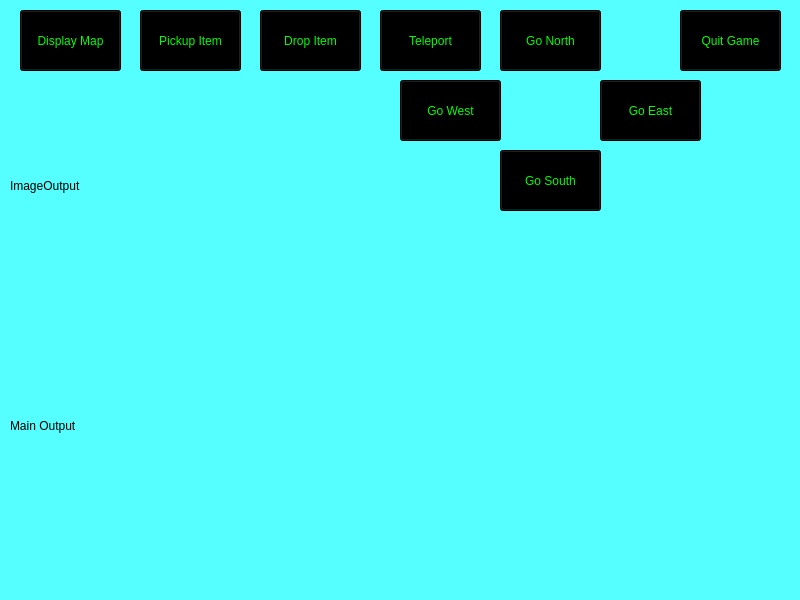
First picture: the form in mainwindow.ui, repository Clevercael1/ZorkProject, before the edit.
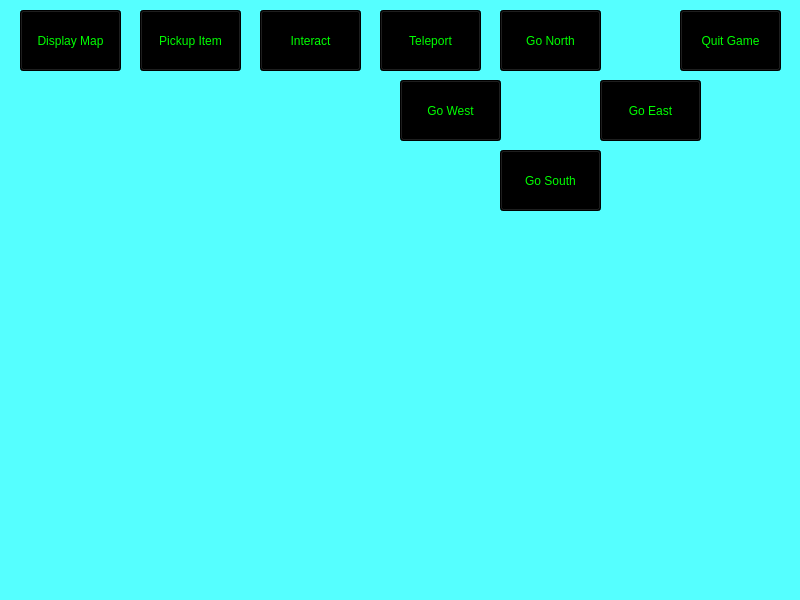
Second picture: the form after the edit.

Commit message: Added images for each room, Added key, added pickup button for key

```diff
--- a/mainwindow.ui
+++ b/mainwindow.ui
@@ -30,7 +30,7 @@
      <string notr="true">color: rgb(0, 0, 0);</string>
     </property>
     <property name="text">
-     <string>Main Output</string>
+     <string/>
     </property>
    </widget>
    <widget class="QPushButton" name="pushSouth">
@@ -149,7 +149,7 @@
 background-color: rgb(0, 0, 0);</string>
     </property>
     <property name="text">
-     <string>Drop Item</string>
+     <string>Interact</string>
     </property>
    </widget>
    <widget class="QPushButton" name="pushTeleport">
@@ -203,7 +203,7 @@
      <string notr="true">color: rgb(0, 0, 0);</string>
     </property>
     <property name="text">
-     <string>ImageOutput</string>
+     <string/>
     </property>
    </widget>
    <widget class="QLabel" name="ExceptionLabel">
```
Left out of the diff: 4 changed lines with no effect on the pictures. The commit also changes 22 other files.
